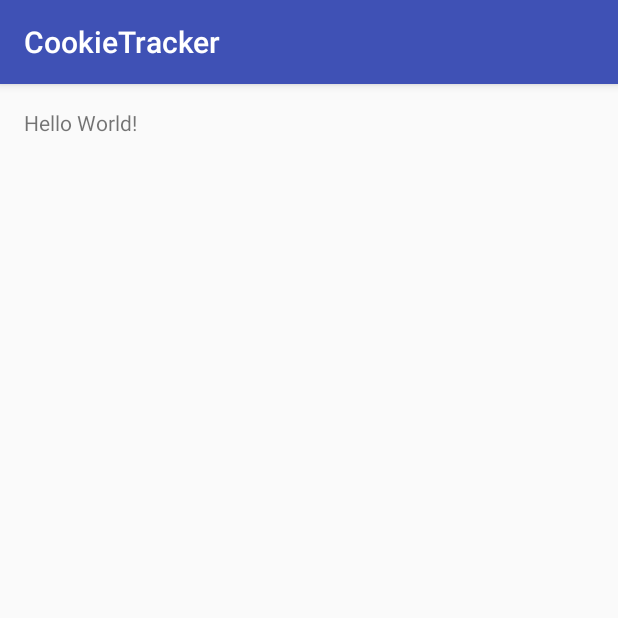
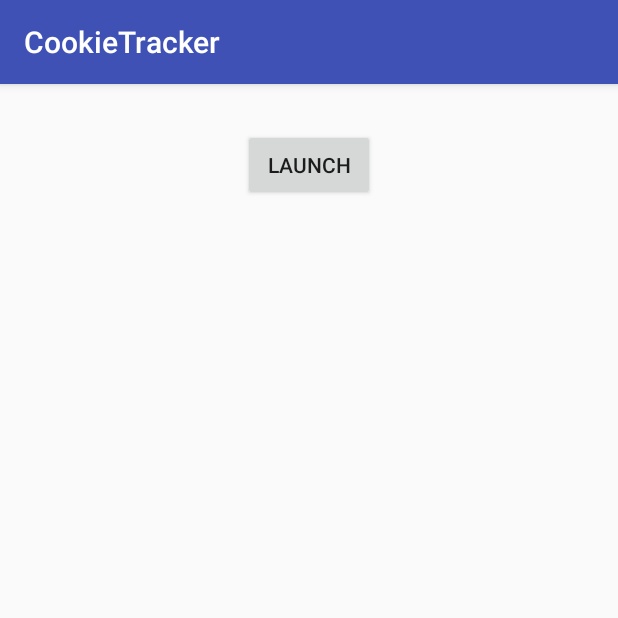
Before and after one commit to schilderp/App_Dev_Homework, an Android app: the screen it shows after launch (MainActivity), on a phone screen of 412 x 824 dp, the top half of it. Run offline under Robolectric (Android 15) with nearby library versions, the phone set to English and light mode, and no system bars.

Commit message:
Cookie
fragment implemented

```diff
--- a/CookieTracker/app/build.gradle
+++ b/CookieTracker/app/build.gradle
@@ -23,4 +23,5 @@ dependencies {
     compile fileTree(dir: 'libs', include: ['*.jar'])
     testCompile 'junit:junit:4.12'
     compile 'com.android.support:appcompat-v7:23.1.1'
+    compile 'com.android.support:support-v4:23.1.1'
 }
--- a/CookieTracker/app/src/main/AndroidManifest.xml
+++ b/CookieTracker/app/src/main/AndroidManifest.xml
@@ -15,6 +15,7 @@
                 <category android:name="android.intent.category.LAUNCHER" />
             </intent-filter>
         </activity>
+        <activity android:name=".CookieActivity"></activity>
     </application>
 
 </manifest>
--- a/CookieTracker/app/src/main/java/edu/lewisu/cs/peterschilder/cookietracker/MainActivity.java
+++ b/CookieTracker/app/src/main/java/edu/lewisu/cs/peterschilder/cookietracker/MainActivity.java
@@ -1,13 +1,31 @@
 package edu.lewisu.cs.peterschilder.cookietracker;
 
+import android.content.Intent;
 import android.support.v7.app.AppCompatActivity;
 import android.os.Bundle;
+import android.view.View;
+import android.widget.Button;
 
 public class MainActivity extends AppCompatActivity {
+
+    Button button;
 
     @Override
     protected void onCreate(Bundle savedInstanceState) {
         super.onCreate(savedInstanceState);
         setContentView(R.layout.activity_main);
+        button = (Button)findViewById(R.id.launchB);
+        button.setOnClickListener(new LaunchButtonListener());
+    }
+
+    private class LaunchButtonListener implements View.OnClickListener{
+        @Override
+        public void onClick(View v) {
+            Intent intent = new Intent(getApplicationContext(), CookieActivity.class);
+            //OR
+            //Intent intent2 = new Intent(MainActivity.this, CookieActivity.class);
+            startActivity(intent);
+
+        }
     }
 }
--- a/CookieTracker/app/src/main/res/layout/activity_main.xml
+++ b/CookieTracker/app/src/main/res/layout/activity_main.xml
@@ -1,16 +1,18 @@
 <?xml version="1.0" encoding="utf-8"?>
-<RelativeLayout xmlns:android="http://schemas.android.com/apk/res/android"
-    xmlns:tools="http://schemas.android.com/tools"
+<LinearLayout
+    xmlns:android="http://schemas.android.com/apk/res/android"
+    android:orientation="vertical"
     android:layout_width="match_parent"
     android:layout_height="match_parent"
-    android:paddingBottom="@dimen/activity_vertical_margin"
-    android:paddingLeft="@dimen/activity_horizontal_margin"
-    android:paddingRight="@dimen/activity_horizontal_margin"
-    android:paddingTop="@dimen/activity_vertical_margin"
-    tools:context="edu.lewisu.cs.peterschilder.cookietracker.MainActivity">
+    android:layout_gravity="center_vertical"
+    >
 
-    <TextView
+    <Button
         android:layout_width="wrap_content"
         android:layout_height="wrap_content"
-        android:text="Hello World!" />
-</RelativeLayout>
+        android:text="@string/launch"
+        android:id="@+id/launchB"
+        android:layout_gravity="center_horizontal|center_vertical"
+        android:layout_marginTop="30dp"
+        />
+</LinearLayout>
--- a/CookieTracker/app/src/main/res/values/strings.xml
+++ b/CookieTracker/app/src/main/res/values/strings.xml
@@ -1,3 +1,10 @@
 <resources>
     <string name="app_name">CookieTracker</string>
+
+    <string name="launch">Launch</string>
+    <string name="cname">Cookie Name</string>
+    <string name="ctopping">Cookie Topping</string>
+    <string name="cHelthy">Healthy</string>
+
+
 </resources>
```
Also changed, not shown: CookieTracker/app/src/main/java/edu/lewisu/cs/peterschilder/cookietracker/Cookie.java (added, +72 -0 lines), CookieTracker/app/src/main/java/edu/lewisu/cs/peterschilder/cookietracker/CookieActivity.java (added, +26 -0 lines), CookieTracker/app/src/main/java/edu/lewisu/cs/peterschilder/cookietracker/CookieDB.java (added, +23 -0 lines), CookieTracker/app/src/main/java/edu/lewisu/cs/peterschilder/cookietracker/CookieFragment.java (added, +54 -0 lines), CookieTracker/app/src/main/res/layout/activity_cookie.xml (added, +10 -0 lines), CookieTracker/app/src/main/res/layout/fragment_cookie.xml (added, +29 -0 lines).
